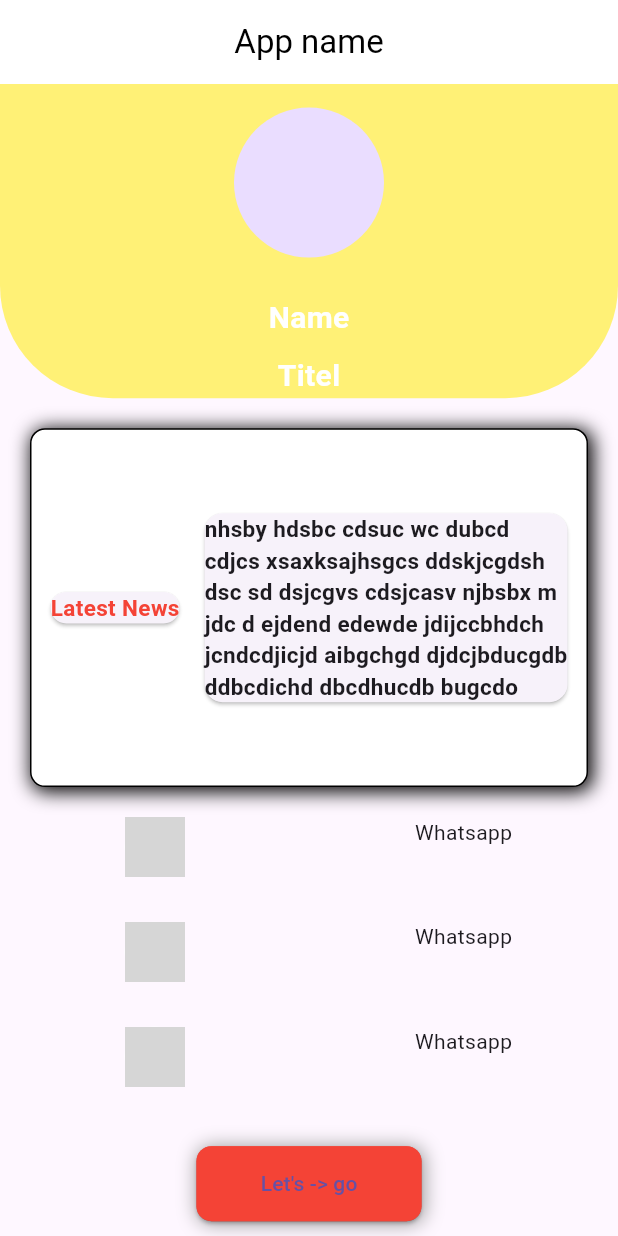
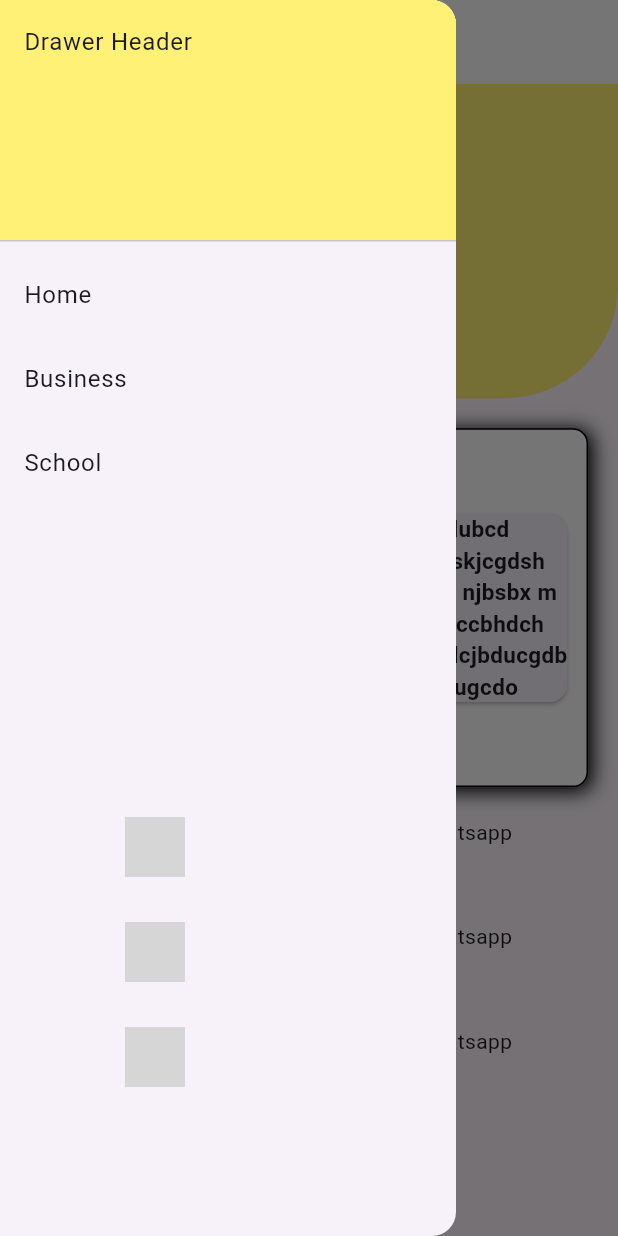
Before and after one commit to shubhamgitvns/demoapp, a Flutter app: the screen it shows after launch, with the side drawer open (before the commit the screen has no drawer), on a phone screen of 412 x 824 dp. Run offline on Flutter 3.47's test engine with Material 3 defaults, Android fonts, the phone set to English and light mode, and no system bars; network calls fail; grey boxes are pictures that could not be loaded.

Commit message:
Add drawer

```diff
--- a/lib/UserHomePage.dart
+++ b/lib/UserHomePage.dart
@@ -369,6 +369,47 @@ class _SecondPageState extends State<SecondPage> {
   @override
   Widget build(BuildContext context) {
     return Scaffold(
+      //************Drawer code start*********************//
+      drawer: Drawer(
+        // Add a ListView to the drawer. This ensures the user can scroll
+        // through the options in the drawer if there isn't enough vertical
+        // space to fit everything.
+        child: ListView(
+          // Important: Remove any padding from the ListView.
+          padding: EdgeInsets.zero,
+          children: [
+             DrawerHeader(
+              decoration: BoxDecoration(
+                color: Colors.yellow.shade300,
+              ),
+              child: Text('Drawer Header'),
+            ),
+            ListTile(
+              title: const Text('Home'),
+              onTap: () {
+
+                Navigator.pop(context);
+              },
+            ),
+            ListTile(
+              title: const Text('Business'),
+              onTap: () {
+
+                Navigator.pop(context);
+              },
+            ),
+            ListTile(
+              title: const Text('School'),
+              onTap: () {
+
+                Navigator.pop(context);
+              },
+            ),
+          ],
+        ),
+      ),
+      //************Drawer code end*********************//
+
       appBar: AppBar(
         backgroundColor: AppTheme.appbarbgcolor,
         title: Text(
@@ -383,45 +424,60 @@ class _SecondPageState extends State<SecondPage> {
             Expanded(
               flex: 3,
               child: Container(
-
                 decoration: BoxDecoration(
                     color: Colors.yellow.shade300,
-                  borderRadius: BorderRadius.only(bottomRight: Radius.circular(75),bottomLeft: Radius.circular(75))
-                ),
+                    borderRadius: const BorderRadius.only(
+                        bottomRight: Radius.circular(75),
+                        bottomLeft: Radius.circular(75))),
                 child: Column(
                   children: [
                     Expanded(
                       child: Container(
-                        child: Row(
+                        child: const Row(
                           mainAxisAlignment: MainAxisAlignment.center,
                           children: [
-                           CircleAvatar(
-                             radius: 50,
-                           )
+                            CircleAvatar(
+                              radius: 50,
+                            )
                           ],
                         ),
                       ),
                     ),
-                    SizedBox(height: 10,),
+                    const SizedBox(
+                      height: 10,
+                    ),
                     Container(
-                      child: Row(
+                      child: const Row(
                         mainAxisAlignment: MainAxisAlignment.center,
                         children: [
-                          Text("Name",style: TextStyle(fontWeight: FontWeight.bold,fontSize: 20,color: Colors.white),)
+                          Text(
+                            "Name",
+                            style: TextStyle(
+                                fontWeight: FontWeight.bold,
+                                fontSize: 20,
+                                color: Colors.white),
+                          )
                         ],
                       ),
                     ),
-                    SizedBox(height: 10,),
+                    SizedBox(
+                      height: 10,
+                    ),
                     Container(
-                      child: Row(
+                      child: const Row(
                         mainAxisAlignment: MainAxisAlignment.center,
                         children: [
-                          Text("Titel",style: TextStyle(fontWeight: FontWeight.bold,fontSize: 20,color: Colors.white),)
+                          Text(
+                            "Titel",
+                            style: TextStyle(
+                                fontWeight: FontWeight.bold,
+                                fontSize: 20,
+                                color: Colors.white),
+                          )
                         ],
                       ),
                     ),
                   ],
-
                 ),
               ),
             ),
@@ -451,10 +507,10 @@ class _SecondPageState extends State<SecondPage> {
                       ),
                     ],
                   ),
-                  child: Row(
+                  child: const Row(
                     mainAxisAlignment: MainAxisAlignment.spaceEvenly,
                     children: [
-                      const Card(
+                      Card(
                         child: Text(
                           "Latest News",
                           style: TextStyle(
@@ -465,7 +521,7 @@ class _SecondPageState extends State<SecondPage> {
                       ),
                       Row(
                         mainAxisAlignment: MainAxisAlignment.center,
-                        children: const [
+                        children: [
                           SizedBox(
                               width: 250,
                               child: Card(
@@ -491,8 +547,8 @@ class _SecondPageState extends State<SecondPage> {
                   children: [
                     Expanded(
                       child: Container(
-                        child: Column(
-                          children: const [
+                        child: const Column(
+                          children: [
                             CircleAvatar(
                               radius: 20,
                               backgroundColor: Colors.white,
@@ -522,7 +578,7 @@ class _SecondPageState extends State<SecondPage> {
                     Expanded(
                       child: Container(
                         child: Column(
-                          children: const [
+                          children:  [
                             CircleAvatar(
                               radius: 20,
                               backgroundColor: Colors.white,
@@ -582,7 +638,7 @@ class _SecondPageState extends State<SecondPage> {
                   mainAxisAlignment: MainAxisAlignment.center,
                   children: [
                     Container(
-                      height:50,
+                      height: 50,
                       width: 150,
                       decoration: BoxDecoration(
                         color: Colors.red,
@@ -602,7 +658,6 @@ class _SecondPageState extends State<SecondPage> {
                             spreadRadius: 1.0,
                           ),
                         ],
-
                       ),
                       child: ElevatedButton(
                           onPressed: () {},
@@ -618,7 +673,6 @@ class _SecondPageState extends State<SecondPage> {
                 ),
               ),
             ),
-
           ],
         ),
       ),
```
Also changed, not shown: pubspec.lock.
